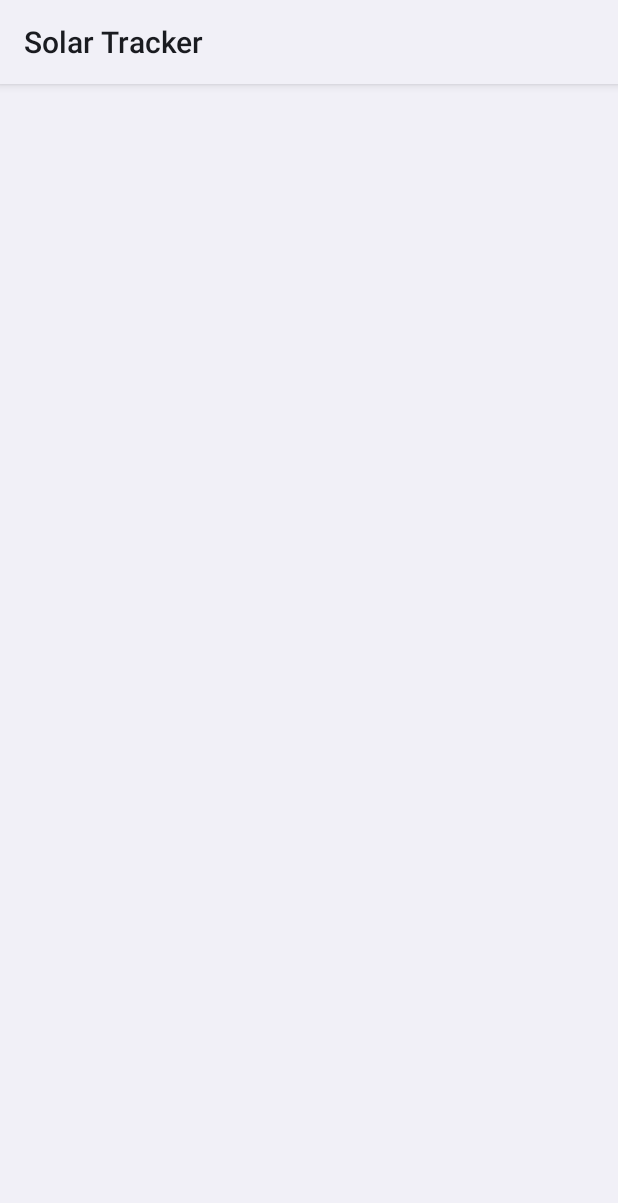
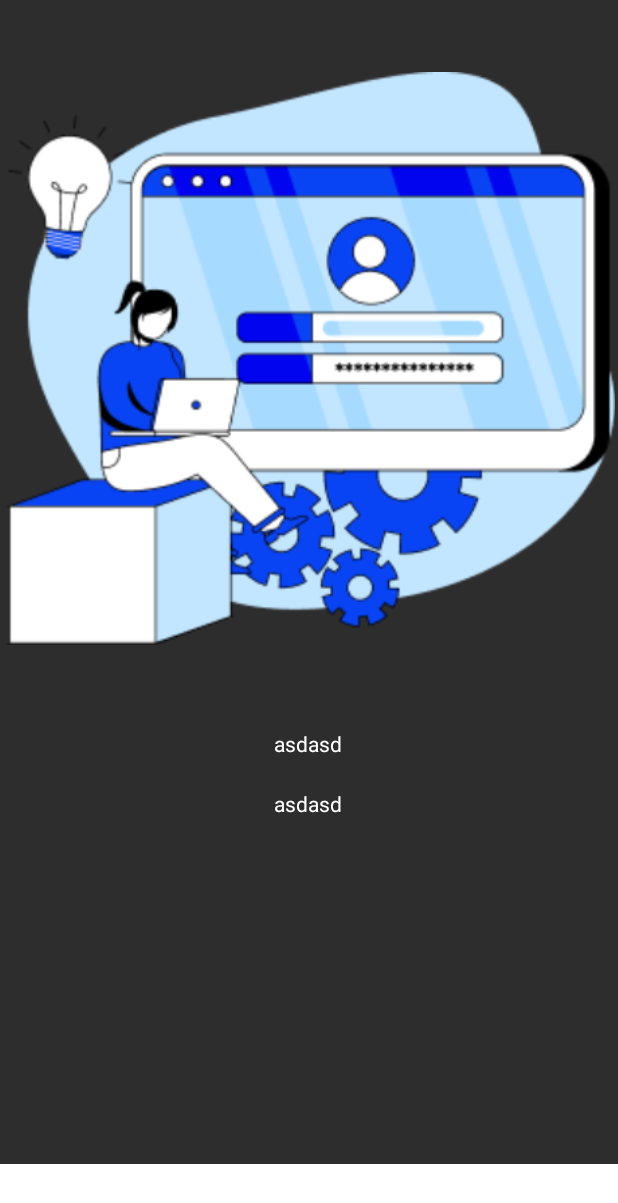
Before and after one commit to AnggaGemilang/SolarTrackerApp, an Android app: the screen it shows after launch (SplashScreenActivity before the commit, OnboardingActivity after it), on a phone screen of 412 x 824 dp. Shown: the top 1203 px of the screen. Run offline under Robolectric (Android 15) with nearby library versions, the light colour scheme and no system bars.

Commit message:
onboarding

```diff
--- a/SolarTracker/app/build.gradle
+++ b/SolarTracker/app/build.gradle
@@ -16,7 +16,6 @@ android {
         targetSdkVersion 31
         versionCode 1
         versionName "1.0"
-
         testInstrumentationRunner "androidx.test.runner.AndroidJUnitRunner"
     }
 
@@ -26,16 +25,19 @@ android {
             proguardFiles getDefaultProguardFile('proguard-android-optimize.txt'), 'proguard-rules.pro'
         }
     }
+
+    buildFeatures {
+        dataBinding = true
+        viewBinding = true
+    }
+
     compileOptions {
         sourceCompatibility JavaVersion.VERSION_1_8
         targetCompatibility JavaVersion.VERSION_1_8
     }
+
     kotlinOptions {
         jvmTarget = '1.8'
-    }
-
-    dataBinding {
-        enabled = true
     }
 }
 
@@ -50,6 +52,8 @@ dependencies {
     implementation 'com.google.firebase:firebase-auth:21.0.1'
     implementation 'androidx.lifecycle:lifecycle-extensions:2.2.0'
     implementation 'com.google.firebase:firebase-storage-ktx:20.0.0'
+    implementation 'androidx.viewpager:viewpager:1.0.0'
+
     testImplementation 'junit:junit:4.13.2'
     androidTestImplementation 'androidx.test.ext:junit:1.1.3'
     androidTestImplementation 'androidx.test.espresso:espresso-core:3.4.0'
--- a/SolarTracker/app/src/main/AndroidManifest.xml
+++ b/SolarTracker/app/src/main/AndroidManifest.xml
@@ -17,16 +17,20 @@
             android:theme="@style/Theme.SolarTracker">
 
         </activity>
-        <activity android:name=".OnboardingActivity" />
-        <activity
-            android:name=".SplashScreenActivity"
-            android:noHistory="true"
-            android:theme="@style/Theme.SplashScreen">
+        <activity android:name=".OnboardingActivity" >
+
             <intent-filter>
                 <action android:name="android.intent.action.MAIN" />
 
                 <category android:name="android.intent.category.LAUNCHER" />
             </intent-filter>
+
+        </activity>
+        <activity
+            android:name=".SplashScreenActivity"
+            android:noHistory="true"
+            android:theme="@style/Theme.SplashScreen">
+
         </activity>
         <activity android:name=".MainActivity" />
     </application>
--- a/SolarTracker/app/src/main/java/com/example/solartracker/MainActivity.kt
+++ b/SolarTracker/app/src/main/java/com/example/solartracker/MainActivity.kt
@@ -2,10 +2,16 @@ package com.example.solartracker
 
 import androidx.appcompat.app.AppCompatActivity
 import android.os.Bundle
+import androidx.viewpager.widget.ViewPager
+import com.example.solartracker.adapter.OnboardingAdapter
+import com.example.solartracker.data.OnboardingData
+import com.google.android.material.tabs.TabLayout
 
 class MainActivity : AppCompatActivity() {
+
     override fun onCreate(savedInstanceState: Bundle?) {
         super.onCreate(savedInstanceState)
         setContentView(R.layout.activity_main)
     }
+
 }
--- a/SolarTracker/app/src/main/java/com/example/solartracker/OnboardingActivity.kt
+++ b/SolarTracker/app/src/main/java/com/example/solartracker/OnboardingActivity.kt
@@ -2,10 +2,40 @@ package com.example.solartracker
 
 import androidx.appcompat.app.AppCompatActivity
 import android.os.Bundle
+import androidx.viewpager.widget.ViewPager
+import androidx.viewpager2.widget.ViewPager2
+import com.example.solartracker.adapter.OnboardingAdapter
+import com.example.solartracker.data.OnboardingData
+import com.google.android.material.tabs.TabLayout
 
 class OnboardingActivity : AppCompatActivity() {
+
+    var onBoardingAdapter: OnboardingAdapter? = null
+    var tabLayout: TabLayout? = null
+    var onBoardingViewPager : ViewPager? = null
+
     override fun onCreate(savedInstanceState: Bundle?) {
         super.onCreate(savedInstanceState)
         setContentView(R.layout.activity_onboarding)
+
+        tabLayout = findViewById(R.id.tabLayout)
+
+        val onboardingData: MutableList<OnboardingData> = ArrayList()
+        onboardingData.add(OnboardingData("asdasd", "asdasd", R.drawable.onboarding_asset1))
+        onboardingData.add(OnboardingData("dfgdgdfgdfg", "dgdgdfgdfgdfg", R.drawable.onboarding_asset1))
+
+        setOnBoardingViewPagerAdapter(onboardingData)
+
+    }
+
+    private fun setOnBoardingViewPagerAdapter(onboardingDataList: List<OnboardingData>){
+        onBoardingViewPager = findViewById(R.id.slider)
+
+        onBoardingAdapter = OnboardingAdapter(this, onboardingDataList)
+
+        onBoardingViewPager!!.adapter = onBoardingAdapter
+
+        tabLayout?.setupWithViewPager(onBoardingViewPager)
+
     }
 }
--- /dev/null
+++ b/SolarTracker/app/src/main/java/com/example/solartracker/adapter/OnboardingAdapter.kt
@@ -0,0 +1,42 @@
+package com.example.solartracker.adapter
+
+import android.content.Context
+import android.view.LayoutInflater
+import android.view.View
+import android.view.ViewGroup
+import android.widget.ImageView
+import android.widget.TextView
+import androidx.viewpager.widget.PagerAdapter
+import com.example.solartracker.R
+import com.example.solartracker.data.OnboardingData
+
+class OnboardingAdapter(private var context: Context, private var onBoardingDataList : List<OnboardingData>) : PagerAdapter() {
+
+    override fun getCount(): Int {
+        return onBoardingDataList.size
+    }
+
+    override fun isViewFromObject(view: View, `object`: Any): Boolean {
+        return view == `object`
+    }
+
+    override fun destroyItem(container: ViewGroup, position: Int, `object`: Any) {
+        container.removeView(`object` as View)
+    }
+
+    override fun instantiateItem(container: ViewGroup, position: Int): Any {
+
+        val view = LayoutInflater.from(context).inflate(R.layout.onboarding_screen_layout, null)
+
+        val imageView: ImageView = view.findViewById(R.id.image)
+        val title: TextView = view.findViewById(R.id.title)
+        val desc: TextView = view.findViewById(R.id.desc);
+
+        imageView.setImageResource(onBoardingDataList[position].ImageUrl)
+        title.text = onBoardingDataList[position].title
+        desc.text = onBoardingDataList[position].desc
+
+        container.addView(view)
+        return view
+    }
+}
--- /dev/null
+++ b/SolarTracker/app/src/main/java/com/example/solartracker/data/OnboardingData.kt
@@ -0,0 +1,7 @@
+package com.example.solartracker.data
+
+data class OnboardingData(
+    var title: String,
+    var desc: String,
+    var ImageUrl: Int
+)
--- /dev/null
+++ b/SolarTracker/app/src/main/res/drawable/indicator_selector.xml
@@ -0,0 +1,12 @@
+<?xml version="1.0" encoding="utf-8"?>
+<selector xmlns:android="http://schemas.android.com/apk/res/android">
+
+    <item
+        android:drawable="@drawable/selected"
+        android:state_selected="true" />
+
+    <item
+        android:drawable="@drawable/unselected"
+        android:state_selected="false" />
+
+</selector>
--- /dev/null
+++ b/SolarTracker/app/src/main/res/drawable/selected.xml
@@ -0,0 +1,18 @@
+<?xml version="1.0" encoding="utf-8"?>
+<layer-list xmlns:android="http://schemas.android.com/apk/res/android">
+
+    <item>
+
+        <shape
+            android:shape="line"
+            android:thickness="10dp"
+            android:innerRadius="3dp"
+            android:useLevel="false" >
+
+            <solid android:color="@color/blue" />
+
+        </shape>
+
+    </item>
+
+</layer-list>
--- /dev/null
+++ b/SolarTracker/app/src/main/res/drawable/unselected.xml
@@ -0,0 +1,18 @@
+<?xml version="1.0" encoding="utf-8"?>
+<layer-list xmlns:android="http://schemas.android.com/apk/res/android">
+
+    <item>
+
+        <shape
+            android:shape="ring"
+            android:thickness="4dp"
+            android:innerRadius="0dp"
+            android:useLevel="false" >
+
+            <solid android:color="@color/white" />
+
+        </shape>
+
+    </item>
+
+</layer-list>
--- a/SolarTracker/app/src/main/res/layout/activity_onboarding.xml
+++ b/SolarTracker/app/src/main/res/layout/activity_onboarding.xml
@@ -1,9 +1,37 @@
 <?xml version="1.0" encoding="utf-8"?>
-<androidx.constraintlayout.widget.ConstraintLayout xmlns:android="http://schemas.android.com/apk/res/android"
+<RelativeLayout
+    xmlns:android="http://schemas.android.com/apk/res/android"
     xmlns:app="http://schemas.android.com/apk/res-auto"
     xmlns:tools="http://schemas.android.com/tools"
     android:layout_width="match_parent"
     android:layout_height="match_parent"
     tools:context=".OnboardingActivity">
 
-</androidx.constraintlayout.widget.ConstraintLayout>
+    <androidx.viewpager.widget.ViewPager
+        android:id="@+id/slider"
+        android:layout_width="match_parent"
+        android:layout_height="match_parent"
+        app:layout_constraintLeft_toLeftOf="parent"
+        app:layout_constraintTop_toTopOf="parent"
+        app:layout_constraintRight_toRightOf="parent" />
+
+        <androidx.constraintlayout.widget.ConstraintLayout
+            android:layout_width="match_parent"
+            android:layout_height="?actionBarSize"
+            android:layout_alignParentBottom="true" >
+
+            <com.google.android.material.tabs.TabLayout
+                android:id="@+id/tabLayout"
+                android:layout_width="match_parent"
+                android:layout_height="wrap_content"
+                app:tabBackground="@drawable/indicator_selector"
+                app:layout_constraintBottom_toBottomOf="parent"
+                app:layout_constraintLeft_toLeftOf="parent"
+                app:layout_constraintRight_toRightOf="parent"
+                app:tabIndicatorHeight="0dp" >
+
+            </com.google.android.material.tabs.TabLayout>
+
+        </androidx.constraintlayout.widget.ConstraintLayout>
+
+</RelativeLayout>
--- /dev/null
+++ b/SolarTracker/app/src/main/res/layout/onboarding_screen_layout.xml
@@ -0,0 +1,41 @@
+<?xml version="1.0" encoding="utf-8"?>
+<androidx.constraintlayout.widget.ConstraintLayout
+    xmlns:android="http://schemas.android.com/apk/res/android"
+    xmlns:app="http://schemas.android.com/apk/res-auto"
+    xmlns:tools="http://schemas.android.com/tools"
+    android:layout_width="match_parent"
+    android:layout_height="match_parent">
+
+    <ImageView
+        android:id="@+id/image"
+        android:layout_width="429dp"
+        android:layout_height="382dp"
+        android:layout_marginTop="48dp"
+        app:layout_constraintEnd_toEndOf="parent"
+        app:layout_constraintStart_toStartOf="parent"
+        app:layout_constraintTop_toTopOf="parent"
+        app:srcCompat="@drawable/ic_launcher_background" />
+
+    <TextView
+        android:id="@+id/title"
+        android:layout_width="wrap_content"
+        android:layout_height="wrap_content"
+        android:layout_marginTop="56dp"
+        android:text="TextView"
+        app:layout_constraintEnd_toEndOf="parent"
+        app:layout_constraintHorizontal_bias="0.498"
+        app:layout_constraintStart_toStartOf="parent"
+        app:layout_constraintTop_toBottomOf="@+id/image" />
+
+    <TextView
+        android:id="@+id/desc"
+        android:layout_width="wrap_content"
+        android:layout_height="wrap_content"
+        android:layout_marginTop="96dp"
+        android:text="TextView"
+        app:layout_constraintEnd_toEndOf="parent"
+        app:layout_constraintHorizontal_bias="0.498"
+        app:layout_constraintStart_toStartOf="parent"
+        app:layout_constraintTop_toBottomOf="@+id/image" />
+
+</androidx.constraintlayout.widget.ConstraintLayout>
```
Also changed, not shown: SolarTracker/app/src/main/res/drawable/onboarding_asset1.png (added).
